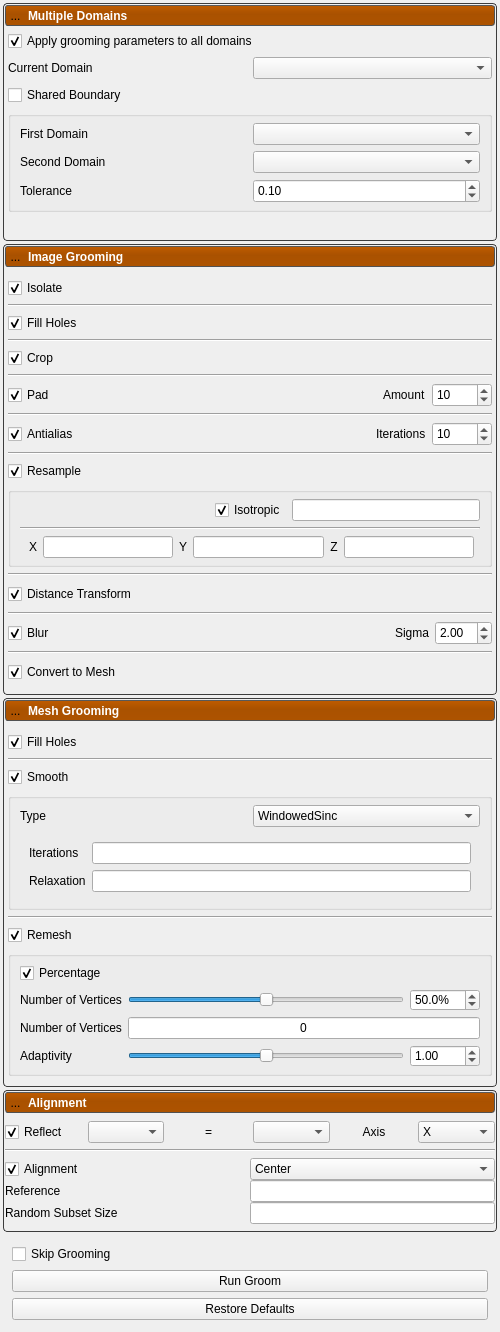
Qt form Studio/Groom/GroomTool.ui (SCIInstitute/ShapeWorks) before a commit.
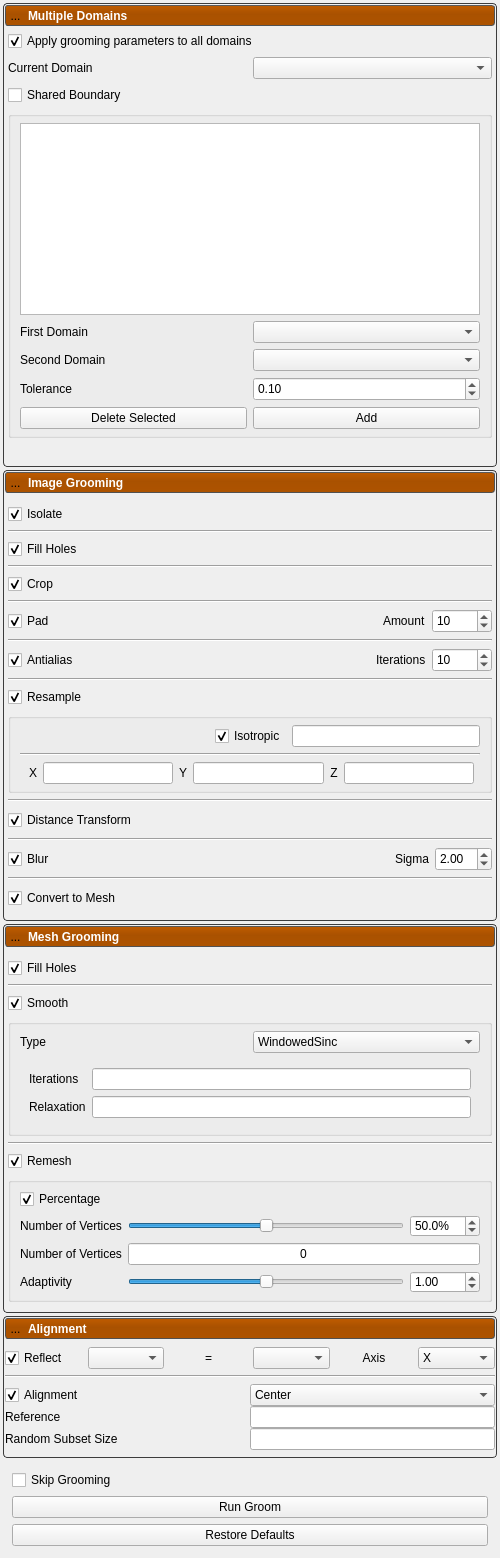
The same form after that commit. Icons and pictures are not drawn. Custom widgets are drawn as their Qt base class.

Commit message: Add UI elements for multiple shared boundaries.

What changed in the file:
```diff
--- a/Studio/Groom/GroomTool.ui
+++ b/Studio/Groom/GroomTool.ui
@@ -7,7 +7,7 @@
     <x>0</x>
     <y>0</y>
     <width>500</width>
-    <height>1262</height>
+    <height>1361</height>
    </rect>
   </property>
   <property name="windowTitle">
@@ -351,10 +351,37 @@
                <property name="bottomMargin">
                 <number>6</number>
                </property>
-               <item row="0" column="1">
+               <item row="1" column="1">
                 <widget class="QComboBox" name="shared_boundary_first_domain"/>
                </item>
+               <item row="0" column="0" colspan="2">
+                <widget class="QTableWidget" name="tableWidget"/>
+               </item>
                <item row="2" column="1">
+                <widget class="QComboBox" name="shared_boundary_second_domain"/>
+               </item>
+               <item row="3" column="0">
+                <widget class="QLabel" name="shared_boundary_tolerance_label">
+                 <property name="text">
+                  <string>Tolerance</string>
+                 </property>
+                </widget>
+               </item>
+               <item row="1" column="0">
+                <widget class="QLabel" name="shared_boundary_first_domain_label">
+                 <property name="text">
+                  <string>First Domain</string>
+                 </property>
+                </widget>
+               </item>
+               <item row="2" column="0">
+                <widget class="QLabel" name="shared_boundary_second_domain_label">
+                 <property name="text">
+                  <string>Second Domain</string>
+                 </property>
+                </widget>
+               </item>
+               <item row="3" column="1">
                 <widget class="QDoubleSpinBox" name="shared_boundary_tolerance">
                  <property name="minimumSize">
                   <size>
@@ -370,30 +397,20 @@
                  </property>
                 </widget>
                </item>
-               <item row="2" column="0">
-                <widget class="QLabel" name="shared_boundary_tolerance_label">
+               <item row="4" column="0">
+                <widget class="QPushButton" name="pushButton">
                  <property name="text">
-                  <string>Tolerance</string>
+                  <string>Delete Selected</string>
                  </property>
                 </widget>
                </item>
-               <item row="0" column="0">
-                <widget class="QLabel" name="shared_boundary_first_domain_label">
+               <item row="4" column="1">
+                <widget class="QPushButton" name="pushButton_2">
                  <property name="text">
-                  <string>First Domain</string>
+                  <string>Add</string>
                  </property>
                 </widget>
                </item>
-               <item row="1" column="0">
-                <widget class="QLabel" name="shared_boundary_second_domain_label">
-                 <property name="text">
-                  <string>Second Domain</string>
-                 </property>
-                </widget>
-               </item>
-               <item row="1" column="1">
-                <widget class="QComboBox" name="shared_boundary_second_domain"/>
-               </item>
               </layout>
              </widget>
             </item>
```
